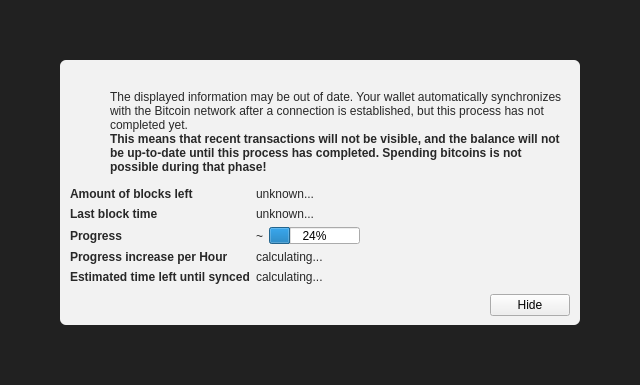
This is src/qt/forms/modaloverlay.ui in raffermeko/bitcoin as Qt 5 draws it before an edit. The edited form follows.
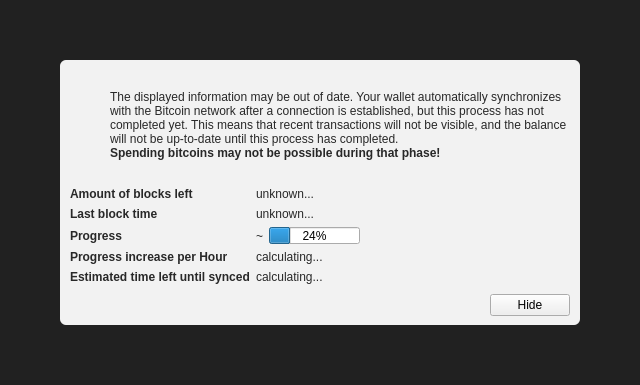
This is the edited form. Icons and pictures are not drawn. Custom widgets are drawn as their Qt base class.

What changed in the file:
```diff
--- a/src/qt/forms/modaloverlay.ui
+++ b/src/qt/forms/modaloverlay.ui
@@ -130,7 +130,7 @@
              <item>
               <widget class="QLabel" name="infoText">
                <property name="text">
-                <string>The displayed information may be out of date. Your wallet automatically synchronizes with the Bitcoin network after a connection is established, but this process has not completed yet.</string>
+                <string>The displayed information may be out of date. Your wallet automatically synchronizes with the Bitcoin network after a connection is established, but this process has not completed yet. This means that recent transactions will not be visible, and the balance will not be up-to-date until this process has completed.</string>
                </property>
                <property name="textFormat">
                 <enum>Qt::RichText</enum>
@@ -149,7 +149,7 @@
                 </font>
                </property>
                <property name="text">
-                <string>This means that recent transactions will not be visible, and the balance will not be up-to-date until this process has completed. Spending bitcoins is not possible during that phase!</string>
+                <string>Spending bitcoins may not be possible during that phase!</string>
                </property>
                <property name="textFormat">
                 <enum>Qt::RichText</enum>
```
